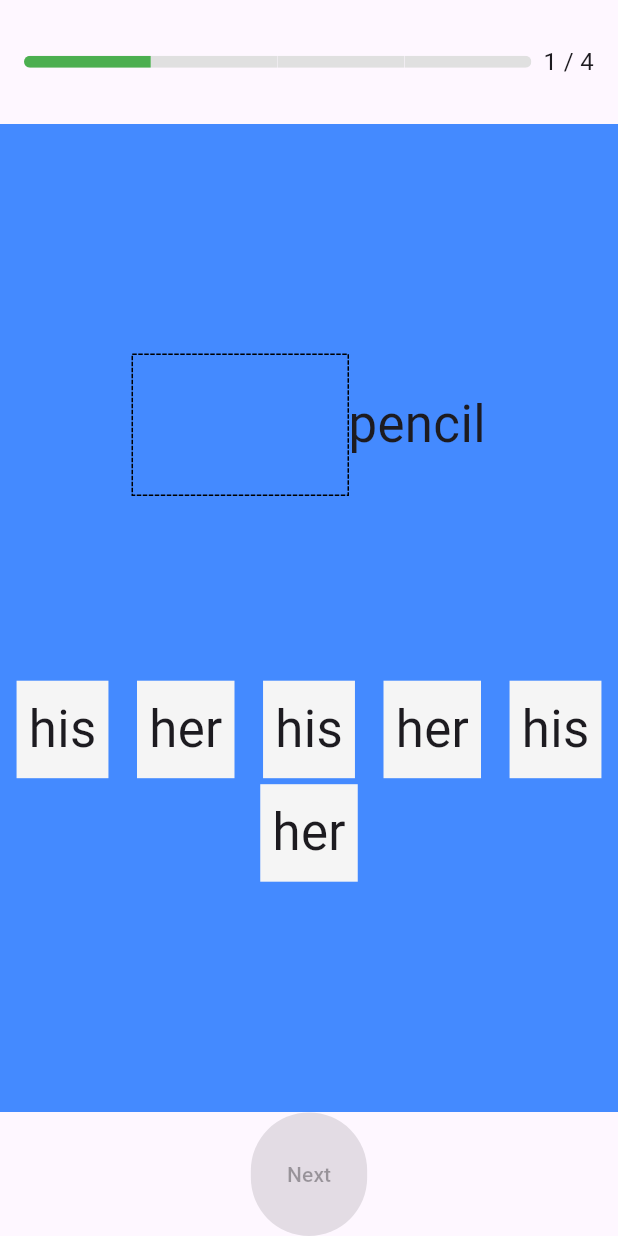
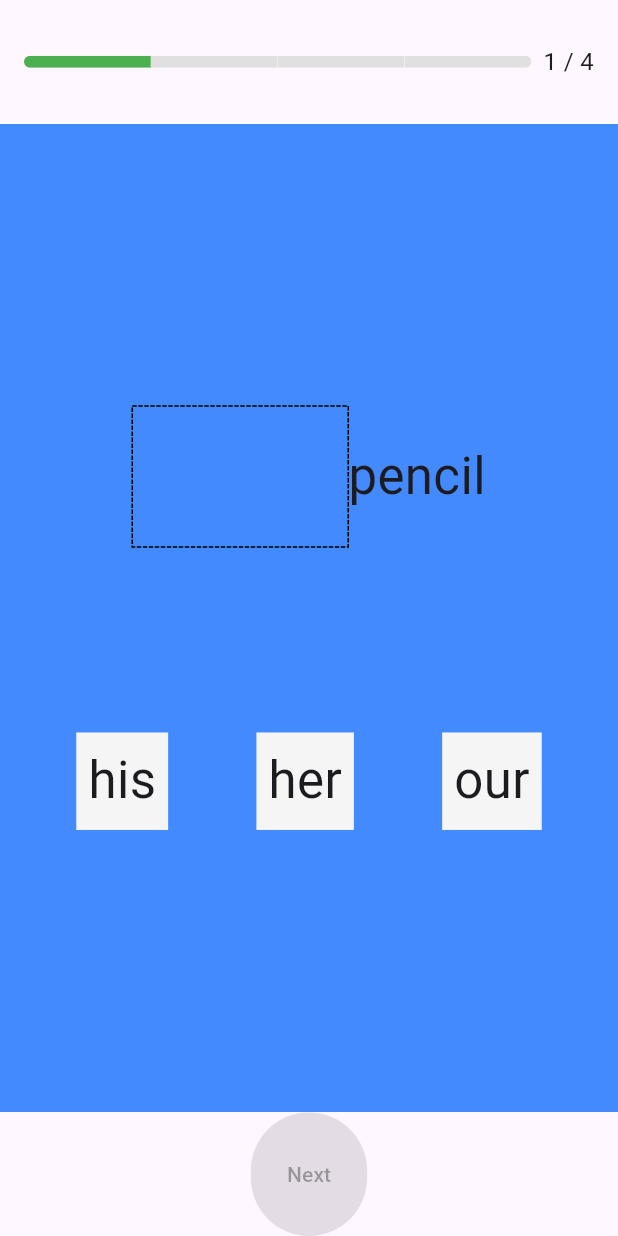
Before and after one commit to BhakinKhantarjeerawat/collocation_dictionary, a Flutter app: the TestPageView screen opened directly, on a phone screen of 412 x 824 dp. Run offline on Flutter 3.47's test engine with Material 2 defaults, Android fonts, the light colour scheme and no system bars; drawn by our look-alikes of dotted_border, step_progress_indicator; our stand-ins replace auto_size_text, flutter_riverpod, flutter_tts, page_transition, riverpod_annotation; generated files the repository leaves out were written again.

Commit message:
collection for

```diff
--- a/lib/project_lists/drag_widget_list.dart
+++ b/lib/common_lists/drag_widget_list.dart
@@ -4,26 +4,22 @@ import 'package:flutter/material.dart';
 List<Widget> dragWidgets = [
   const DragWidget(
     shownWord: 'pencil',
-    firstChoice: 'his',
-    secondChoice: 'her',
+    choices: ['his', 'her', 'our'],
     answer: 'his',
   ),
   const DragWidget(
     shownWord: 'pen',
-    firstChoice: 'my',
-    secondChoice: 'your',
+    choices: ['my', 'your'],
     answer: 'my',
   ),
   const DragWidget(
     shownWord: 'books',
-    firstChoice: 'its',
-    secondChoice: 'your',
-    answer: 'its',
+    choices: ['thier', 'our'],
+    answer: 'our',
   ),
   const DragWidget(
     shownWord: 'school',
-    firstChoice: 'hisasdfasdfasdf',
-    secondChoice: 'her',
-    answer: 'hisasdfasdfasdf',
+    choices: ['his', 'thier'],
+    answer: 'his',
   ),
 ];
--- a/lib/features/home/data/pronoun_list.dart
+++ b/lib/common_lists/pronoun_list.dart
@@ -31,4 +31,25 @@ List<Word> pronounList = [
       wordType: WordType.pronoun,
       collocations: [],
       iconData: Icons.tour),
+        Word(
+      word: 'thier',
+      sound: 'แด',
+      meaning: 'ของพวกเขา (ชิ้นเดียว หรือ หลายชิ้น ก็ได้)',
+      wordType: WordType.pronoun,
+      collocations: [],
+      iconData: Icons.tour),
+      Word(
+      word: 'our',
+      sound: 'อาว',
+      meaning: 'ของพวกเรา (ชิ้นเดียว หรือ หลายชิ้น ก็ได้)',
+      wordType: WordType.pronoun,
+      collocations: [],
+      iconData: Icons.tour),
+      // Word(
+      // word: '',
+      // sound: 'อาว',
+      // meaning: 'ของพวกเรา (ชิ้นเดียว หรือ หลายชิ้น ก็ได้)',
+      // wordType: WordType.pronoun,
+      // collocations: [],
+      // iconData: Icons.tour),
 ];
--- a/lib/common_widgets/drag_widget.dart
+++ b/lib/common_widgets/drag_widget.dart
@@ -7,7 +7,6 @@ import 'package:collocation_dictionary/common_widgets/show_snackbar.dart';
 import 'package:collocation_dictionary/constants/app_sizes.dart';
 import 'package:collocation_dictionary/features/home/data/tts_provider.dart';
 import 'package:collocation_dictionary/features/home/data/word_repository.dart';
-import 'package:collocation_dictionary/features/home/presentation/test_page_view.dart';
 import 'package:dotted_border/dotted_border.dart';
 import 'package:flutter/material.dart';
 import 'package:flutter_riverpod/flutter_riverpod.dart';
@@ -20,12 +19,10 @@ class DragWidget extends ConsumerStatefulWidget {
   const DragWidget(
       {super.key,
       required this.shownWord,
-      required this.firstChoice,
-      required this.secondChoice,
+      required this.choices,
       required this.answer});
   final String shownWord;
-  final String firstChoice;
-  final String secondChoice;
+  final List<String> choices;
   final String answer;
 
   @override
@@ -62,12 +59,7 @@ class _DragWidgetState extends ConsumerState<DragWidget> {
                   spacing: 8.0, // gap between adjacent chips
                   runSpacing: 4.0, // gap between lines
                   children: [
-                    DraggableWidget(data: widget.firstChoice),
-                    DraggableWidget(data: widget.secondChoice),
-                    DraggableWidget(data: widget.firstChoice),
-                    DraggableWidget(data: widget.secondChoice),
-                    DraggableWidget(data: widget.firstChoice),
-                    DraggableWidget(data: widget.secondChoice),
+                    for (var i in widget.choices) DraggableWidget(data: i),
                   ],
                 ),
               ),
@@ -111,9 +103,7 @@ class _MyDragTargetState extends ConsumerState<MyDragTarget> {
               !isDropped ? '' : widget.answer,
               style: const TextStyle(fontSize: 34),
               maxLines: 2,
-            )
-                //  MyText(,34)
-                ),
+            )),
           ),
         );
       },
--- a/lib/features/home/data/word_repository.dart
+++ b/lib/features/home/data/word_repository.dart
@@ -1,8 +1,8 @@
-import 'package:collocation_dictionary/features/home/data/pronoun_list.dart';
-import 'package:collocation_dictionary/features/home/data/verb_list.dart';
-import 'package:collocation_dictionary/features/home/data/noun_lists.dart';
 import 'package:collocation_dictionary/features/home/models/verb.dart';
 import 'package:collocation_dictionary/features/home/models/word.dart';
+import 'package:collocation_dictionary/common_lists/noun_lists.dart';
+import 'package:collocation_dictionary/common_lists/pronoun_list.dart';
+import 'package:collocation_dictionary/common_lists/verb_list.dart';
 
 class WordRepository {
   List<Word> searchWords({required String word}) {
--- a/lib/features/home/presentation/home_screen.dart
+++ b/lib/features/home/presentation/home_screen.dart
@@ -4,7 +4,7 @@ import 'package:collocation_dictionary/features/home/data/providers.dart';
 import 'package:collocation_dictionary/features/home/data/word_repository.dart';
 import 'package:collocation_dictionary/features/home/presentation/widgets/search_widgets.dart';
 import 'package:collocation_dictionary/features/home/presentation/word_details_screen.dart';
-import 'package:collocation_dictionary/global_methods.dart/my_navigate.dart';
+import 'package:collocation_dictionary/common_methods.dart/my_navigate.dart';
 import 'package:flutter/material.dart';
 import 'package:flutter_riverpod/flutter_riverpod.dart';
 
--- a/lib/features/home/presentation/intro_screen.dart
+++ b/lib/features/home/presentation/intro_screen.dart
@@ -1,7 +1,7 @@
 import 'package:collocation_dictionary/constants/app_sizes.dart';
 import 'package:collocation_dictionary/features/home/presentation/home_screen.dart';
 import 'package:collocation_dictionary/features/home/presentation/lessons_screen.dart';
-import 'package:collocation_dictionary/global_methods.dart/my_navigate.dart';
+import 'package:collocation_dictionary/common_methods.dart/my_navigate.dart';
 import 'package:flutter/material.dart';
 import 'package:flutter_riverpod/flutter_riverpod.dart';
 
--- a/lib/features/home/presentation/lessons_screen.dart
+++ b/lib/features/home/presentation/lessons_screen.dart
@@ -1,6 +1,5 @@
-import 'package:collocation_dictionary/common_widgets/drag_widget.dart';
 import 'package:collocation_dictionary/features/home/presentation/test_page_view.dart';
-import 'package:collocation_dictionary/global_methods.dart/my_navigate.dart';
+import 'package:collocation_dictionary/common_methods.dart/my_navigate.dart';
 import 'package:flutter/material.dart';
 import 'package:flutter_riverpod/flutter_riverpod.dart';
 
--- a/lib/features/home/presentation/test_page_view.dart
+++ b/lib/features/home/presentation/test_page_view.dart
@@ -1,14 +1,10 @@
 import 'package:collocation_dictionary/common_widgets/drag_widget.dart';
 import 'package:collocation_dictionary/common_widgets/my_text.dart';
 import 'package:collocation_dictionary/constants/app_sizes.dart';
-import 'package:collocation_dictionary/project_lists/drag_widget_list.dart';
+import 'package:collocation_dictionary/common_lists/drag_widget_list.dart';
 import 'package:flutter/material.dart';
 import 'package:flutter_riverpod/flutter_riverpod.dart';
 import 'package:step_progress_indicator/step_progress_indicator.dart';
-
-// final pageControllerProvider = StateProvider<PageController>((ref) {
-//   return PageController();
-// });
 
 class TestPageView extends ConsumerStatefulWidget {
   const TestPageView({super.key});
--- a/lib/features/home/presentation/word_details_screen.dart
+++ b/lib/features/home/presentation/word_details_screen.dart
@@ -1,10 +1,11 @@
 import 'package:collocation_dictionary/common_widgets/my_buttons.dart';
 import 'package:collocation_dictionary/common_widgets/my_filled_image.dart';
 import 'package:collocation_dictionary/constants/app_sizes.dart';
-import 'package:collocation_dictionary/features/home/data/article_list.dart';
-import 'package:collocation_dictionary/features/home/data/adjective_list.dart';
+
 import 'package:collocation_dictionary/features/home/data/providers.dart';
 import 'package:collocation_dictionary/features/home/data/word_repository.dart';
+import 'package:collocation_dictionary/common_lists/adjective_list.dart';
+import 'package:collocation_dictionary/common_lists/article_list.dart';
 import 'package:flutter/material.dart';
 import 'package:flutter_riverpod/flutter_riverpod.dart';
 
```
Also changed, not shown: lib/common_lists/adjective_list.dart (renamed from lib/features/home/data/adjective_list.dart), lib/common_lists/after_noun_list.dart (renamed from lib/features/home/data/after_noun_list.dart), lib/common_lists/article_list.dart (renamed from lib/features/home/data/article_list.dart), lib/common_lists/color_lists.dart (renamed from lib/features/home/data/color_lists.dart), lib/common_lists/lesson_list.dart (renamed from lib/features/home/data/lesson_list.dart), lib/common_lists/noun_lists.dart (renamed from lib/features/home/data/noun_lists.dart), lib/common_lists/verb_list.dart (renamed from lib/features/home/data/verb_list.dart), lib/common_methods.dart/my_navigate.dart (renamed from lib/global_methods.dart/my_navigate.dart).
